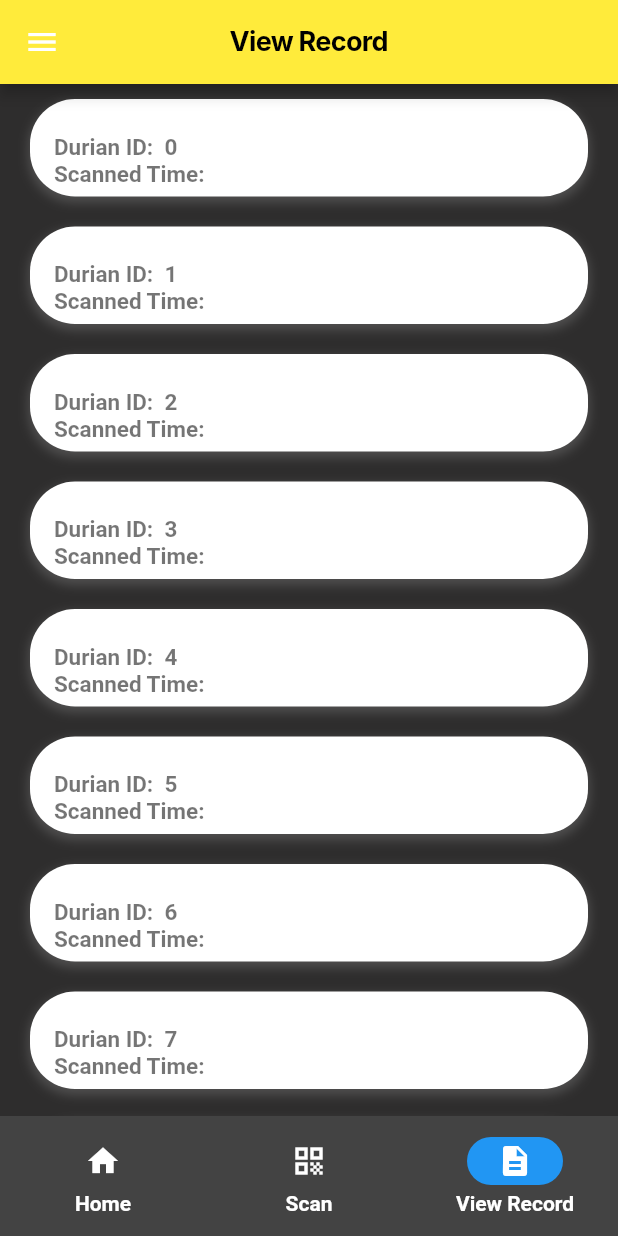
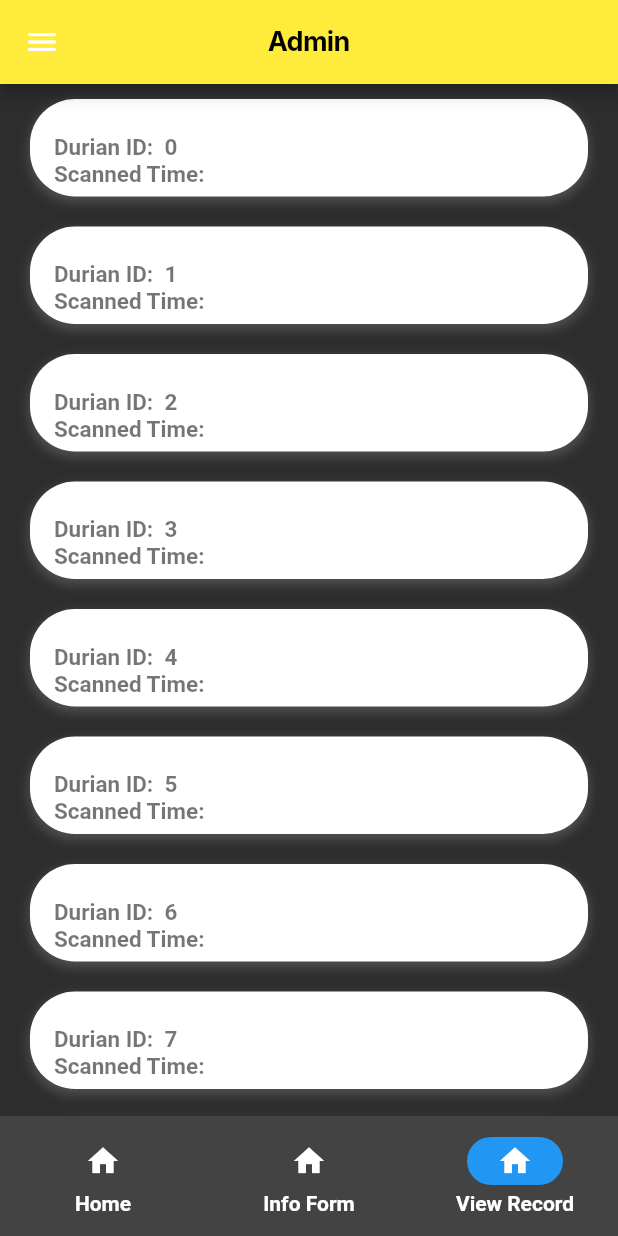
Before and after one commit to Dante0422/Dante0422, a Flutter app: the screen it shows after launch, item 3 of the bottom bar chosen, on a phone screen of 412 x 824 dp. Run offline on Flutter 3.47's test engine with Material 2 defaults, Android fonts, the phone set to English and light mode, and no system bars; our stand-ins replace geolocator, qr_flutter; missing offline and left inert: qr_code_scanner; network calls fail; Roboto replaces fonts that are missing (Inter).

Commit message:
role selection update

```diff
--- a/lib/main.dart
+++ b/lib/main.dart
@@ -18,33 +18,49 @@ class MyApp extends StatefulWidget {
 }
 
 class _MyAppState extends State<MyApp> {
+  String selectedRole = "Admin"; //Default role for role selection
+
+  void _updateRole(String newRole) {
+    setState(() {
+      selectedRole = newRole;
+    });
+  }
+
   int index = 0; // Track the selected tab index
 
   // Define the screens that correspond to each tab
-  final List<Widget> farmerscreens = [
-    RoleSelect(),
+  final List<Widget> farmerScreens = [
+    HomeScreen(),
     QRCodeScanner(),
     ViewRecord(),
   ];
 
-  final List<Widget> adminscreens = [
-    RoleSelect(),
+  final List<Widget> adminScreens = [
+    HomeScreen(),
     InfoForm(),
     ViewRecord(),
   ];
 
   // Define the titles for each navigation item
-  final List<String> farmernavigationTitles = [
+  final List<String> farmerNavigationTitles = [
     'Home',
     'QR Code Scanner',
     'View Record',
   ];
 
-  final List<String> adminnavigationTitles = [
+  final List<String> adminNavigationTitles = [
     'Home',
     'Info Form',
     'View Record',
   ];
+
+  List<String> getNavigationTitles() {
+    return selectedRole == "Admin"
+        ? adminNavigationTitles
+        : farmerNavigationTitles;
+  }
+
+  //To handle device permission on obtaining location
 
   Future<bool> _handleLocationPermission() async {
     bool serviceEnabled;
@@ -86,10 +102,24 @@ class _MyAppState extends State<MyApp> {
               bodyColor: Color.fromARGB(255, 255, 255, 255),
             ),
       ),
-      home: Scaffold(
+      home: selectedRole == null
+          ? RoleSelect(
+              onRoleSelected: (role) {
+                _updateRole(role); // Update the selected role in main.dart
+                setState(() {
+                  // Navigate to the appropriate screen based on the selected role
+                  if (role == 'Admin') {
+                    index = 0; // Navigate to the Admin screen
+                  } else if (role == 'Farmer') {
+                    index = 1; // Navigate to the Farmer screen
+                  }
+                });
+              },
+            )
+          : Scaffold(
               appBar: AppBar(
                 title: Text(
-            farmernavigationTitles[index],
+                  selectedRole,
                   style: TextStyle(
                     color: Colors.black,
                     fontSize: 18,
@@ -108,17 +138,15 @@ class _MyAppState extends State<MyApp> {
                   },
                 ),
               ),
-
-        body: farmerscreens[index], // Show the selected screen
-
+              body: farmerScreens[index], // Show the selected screen
               bottomNavigationBar: NavigationBarTheme(
                 data: NavigationBarThemeData(
                   indicatorColor: Colors.blue.shade500,
                   labelTextStyle: MaterialStateProperty.all(
                     TextStyle(fontSize: 14, fontWeight: FontWeight.bold),
                   ),
-            iconTheme:
-                MaterialStateProperty.all(IconThemeData(color: Colors.white)),
+                  iconTheme: MaterialStateProperty.all(
+                      IconThemeData(color: Colors.white)),
                 ),
                 child: NavigationBar(
                   backgroundColor:
@@ -126,19 +154,11 @@ class _MyAppState extends State<MyApp> {
                   selectedIndex: index,
                   onDestinationSelected: (index) =>
                       setState(() => this.index = index),
-
                   destinations: [
+                    for (int i = 0; i < getNavigationTitles().length; i++)
                       NavigationDestination(
                         icon: Icon(Icons.home),
-                label: 'Home',
-              ),
-              NavigationDestination(
-                icon: Icon(Icons.qr_code),
-                label: 'Scan',
-              ),
-              NavigationDestination(
-                icon: Icon(Icons.description),
-                label: 'View Record',
+                        label: getNavigationTitles()[i],
                       ),
                   ],
                 ),
--- a/lib/role_selection.dart
+++ b/lib/role_selection.dart
@@ -1,6 +1,10 @@
 import 'package:flutter/material.dart';
 
 class RoleSelect extends StatefulWidget {
+  final Function(String) onRoleSelected;
+
+  RoleSelect({required this.onRoleSelected});
+
   @override
   RoleSelectState createState() => RoleSelectState();
 }
@@ -30,7 +34,7 @@ class RoleSelectState extends State<RoleSelect> {
                 width: 225,
                 child: ElevatedButton(
                   onPressed: () {
-                    // Add your onPressed logic here
+                    widget.onRoleSelected("Admin");
                   },
                   style: ElevatedButton.styleFrom(
                     primary: const Color.fromARGB(255, 180, 180, 180),
@@ -73,7 +77,7 @@ class RoleSelectState extends State<RoleSelect> {
                 width: 225,
                 child: ElevatedButton(
                   onPressed: () {
-                    // Add your onPressed logic here
+                    widget.onRoleSelected("Farmer");
                   },
                   style: ElevatedButton.styleFrom(
                     primary: const Color.fromARGB(255, 180, 180, 180),
```
Lines whose indentation alone changed are shown as unchanged.
